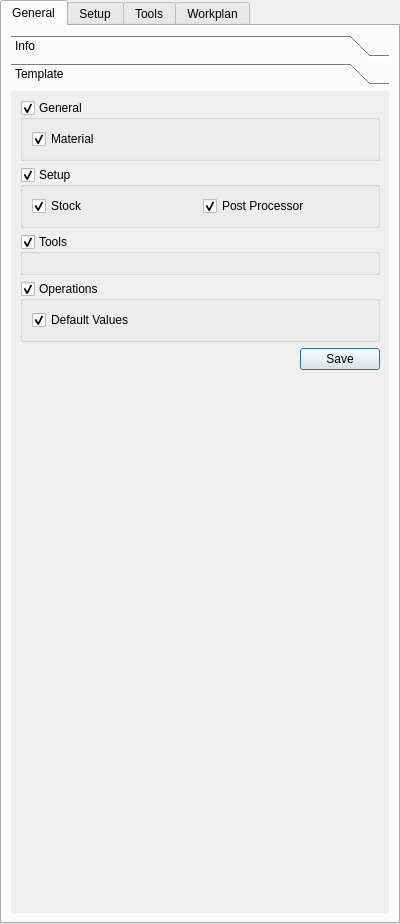
The window that src/Mod/Path/Gui/Resources/panels/PathEdit.ui (berndhahnebach/All_FreeCAD) describes before a commit, drawn with Qt 5.
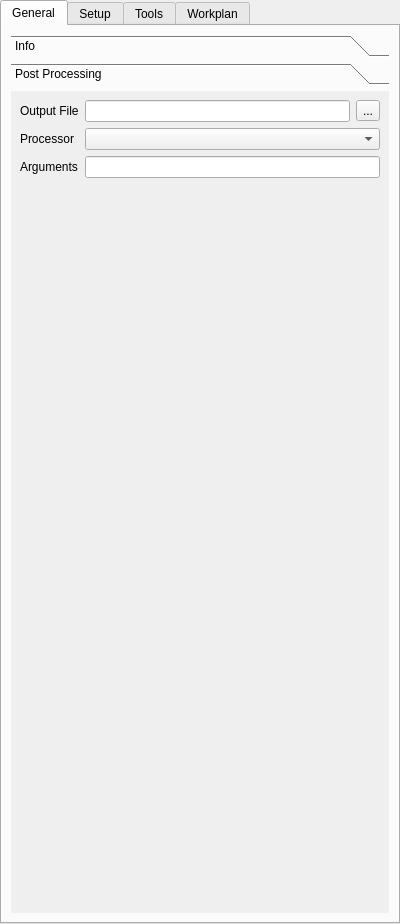
The same window after the commit. The open tabs and pages were chosen to show the change. Icons and pictures are not drawn. Custom widgets are drawn as their Qt base class.

Commit message: Added moving an operation up/down the list buttons.

The edit to the form file:
```diff
--- a/src/Mod/Path/Gui/Resources/panels/PathEdit.ui
+++ b/src/Mod/Path/Gui/Resources/panels/PathEdit.ui
@@ -81,122 +81,65 @@
         </item>
        </layout>
       </widget>
-      <widget class="QWidget" name="page_2">
-       <property name="geometry">
-        <rect>
-         <x>0</x>
-         <y>0</y>
-         <width>294</width>
-         <height>309</height>
-        </rect>
-       </property>
+      <widget class="QWidget" name="pagePostProcessor">
        <attribute name="label">
-        <string>Template</string>
+        <string>Post Processing</string>
        </attribute>
-       <layout class="QVBoxLayout" name="verticalLayout_2">
-        <item>
-         <widget class="QGroupBox" name="templateGeneral">
-          <property name="title">
-           <string>General</string>
+       <layout class="QGridLayout" name="gridLayout_16">
+        <item row="0" column="0">
+         <widget class="QLabel" name="label_9">
+          <property name="text">
+           <string>Output File</string>
           </property>
-          <property name="checkable">
-           <bool>true</bool>
+         </widget>
+        </item>
+        <item row="0" column="1">
+         <widget class="QLineEdit" name="postProcessorOutputFile">
+          <property name="toolTip">
+           <string>&lt;html&gt;&lt;head/&gt;&lt;body&gt;&lt;p&gt;Enter a path and optionally file name (see below) to be used as the default for the post processor export.&lt;/p&gt;&lt;p&gt;The following substitutions are performed before the name is resolved at the time of the post processing:&lt;/p&gt;&lt;p&gt;%D ... directory of the active document&lt;br/&gt;%d ... name of the active document (with extension)&lt;br/&gt;%M ... user macro directory&lt;br/&gt;%j ... name of the active Job object&lt;/p&gt;&lt;p&gt;The following example store all files with the same name as the document the directory /home/freecad (please remove quotes):&lt;/p&gt;&lt;p&gt;&amp;quot;/home/cnc/%d.g-code&amp;quot;&lt;/p&gt;&lt;p&gt;See the file save policy below on how to deal with name conflicts.&lt;/p&gt;&lt;/body&gt;&lt;/html&gt;</string>
           </property>
-          <layout class="QGridLayout" name="gridLayout_7">
-           <item row="0" column="1">
-            <widget class="QCheckBox" name="templateMaterial">
-             <property name="text">
-              <string>Material</string>
-             </property>
-             <property name="checked">
-              <bool>true</bool>
-             </property>
-            </widget>
-           </item>
-          </layout>
          </widget>
         </item>
-        <item>
-         <widget class="QGroupBox" name="templateSetup">
-          <property name="title">
-           <string>Setup</string>
+        <item row="0" column="2">
+         <widget class="QToolButton" name="postProcessorSetOutputFile">
+          <property name="text">
+           <string>...</string>
           </property>
-          <property name="checkable">
-           <bool>true</bool>
-          </property>
-          <layout class="QGridLayout" name="gridLayout_3">
-           <item row="0" column="0">
-            <widget class="QCheckBox" name="templateStock">
-             <property name="text">
-              <string>Stock</string>
-             </property>
-             <property name="checked">
-              <bool>true</bool>
-             </property>
-            </widget>
-           </item>
-           <item row="0" column="1">
-            <widget class="QCheckBox" name="templatePostProcessor">
-             <property name="text">
-              <string>Post Processor</string>
-             </property>
-             <property name="checked">
-              <bool>true</bool>
-             </property>
-            </widget>
-           </item>
-          </layout>
          </widget>
         </item>
-        <item>
-         <widget class="QGroupBox" name="templateTools">
-          <property name="title">
-           <string>Tools</string>
+        <item row="1" column="0">
+         <widget class="QLabel" name="label_10">
+          <property name="text">
+           <string>Processor</string>
           </property>
-          <property name="checkable">
-           <bool>true</bool>
-          </property>
-          <layout class="QVBoxLayout" name="verticalLayout_3"/>
          </widget>
         </item>
-        <item>
-         <widget class="QGroupBox" name="templateOperations">
-          <property name="title">
-           <string>Operations</string>
+        <item row="1" column="1" colspan="2">
+         <widget class="QComboBox" name="postProcessor"/>
+        </item>
+        <item row="2" column="0">
+         <widget class="QLabel" name="label_11">
+          <property name="text">
+           <string>Arguments</string>
           </property>
-          <property name="checkable">
-           <bool>true</bool>
-          </property>
-          <layout class="QVBoxLayout" name="verticalLayout_4">
-           <item>
-            <widget class="QCheckBox" name="templateDefaultValues">
-             <property name="text">
-              <string>Default Values</string>
-             </property>
-             <property name="checked">
-              <bool>true</bool>
-             </property>
-            </widget>
-           </item>
-          </layout>
          </widget>
         </item>
-        <item>
-         <widget class="QDialogButtonBox" name="buttonBox">
-          <property name="standardButtons">
-           <set>QDialogButtonBox::Save</set>
+        <item row="2" column="1" colspan="2">
+         <widget class="QLineEdit" name="postProcessorArguments">
+          <property name="toolTip">
+           <string>&lt;html&gt;&lt;head/&gt;&lt;body&gt;&lt;p&gt;Optional arguments passed to the Post Processor. The arguments are specific for each Post Processor, please see it's documentation for details.&lt;/p&gt;&lt;/body&gt;&lt;/html&gt;</string>
           </property>
          </widget>
         </item>
-        <item>
-         <spacer name="verticalSpacer_4">
+        <item row="3" column="0">
+         <spacer name="verticalSpacer">
           <property name="orientation">
            <enum>Qt::Vertical</enum>
           </property>
           <property name="sizeHint" stdset="0">
            <size>
             <width>20</width>
-            <height>40</height>
+            <height>655</height>
            </size>
           </property>
          </spacer>
@@ -490,129 +433,6 @@
         </item>
        </layout>
       </widget>
-      <widget class="QWidget" name="page_6">
-       <property name="geometry">
-        <rect>
-         <x>0</x>
-         <y>0</y>
-         <width>233</width>
-         <height>135</height>
-        </rect>
-       </property>
-       <attribute name="label">
-        <string>Post Processor</string>
-       </attribute>
-       <layout class="QGridLayout" name="gridLayout">
-        <item row="1" column="1" colspan="2">
-         <widget class="QComboBox" name="postProcessor"/>
-        </item>
-        <item row="1" column="0">
-         <widget class="QLabel" name="label_10">
-          <property name="text">
-           <string>Processor</string>
-          </property>
-         </widget>
-        </item>
-        <item row="0" column="0">
-         <widget class="QLabel" name="label_9">
-          <property name="text">
-           <string>Output File</string>
-          </property>
-         </widget>
-        </item>
-        <item row="0" column="1">
-         <widget class="QLineEdit" name="postProcessorOutputFile">
-          <property name="toolTip">
-           <string>&lt;html&gt;&lt;head/&gt;&lt;body&gt;&lt;p&gt;Enter a path and optionally file name (see below) to be used as the default for the post processor export.&lt;/p&gt;&lt;p&gt;The following substitutions are performed before the name is resolved at the time of the post processing:&lt;/p&gt;&lt;p&gt;%D ... directory of the active document&lt;br/&gt;%d ... name of the active document (with extension)&lt;br/&gt;%M ... user macro directory&lt;br/&gt;%j ... name of the active Job object&lt;/p&gt;&lt;p&gt;The following example store all files with the same name as the document the directory /home/freecad (please remove quotes):&lt;/p&gt;&lt;p&gt;&amp;quot;/home/cnc/%d.g-code&amp;quot;&lt;/p&gt;&lt;p&gt;See the file save policy below on how to deal with name conflicts.&lt;/p&gt;&lt;/body&gt;&lt;/html&gt;</string>
-          </property>
-         </widget>
-        </item>
-        <item row="2" column="1" colspan="2">
-         <widget class="QLineEdit" name="postProcessorArguments">
-          <property name="toolTip">
-           <string>&lt;html&gt;&lt;head/&gt;&lt;body&gt;&lt;p&gt;Optional arguments passed to the Post Processor. The arguments are specific for each Post Processor, please see it's documentation for details.&lt;/p&gt;&lt;/body&gt;&lt;/html&gt;</string>
-          </property>
-         </widget>
-        </item>
-        <item row="2" column="0">
-         <widget class="QLabel" name="label_11">
-          <property name="text">
-           <string>Arguments</string>
-          </property>
-         </widget>
-        </item>
-        <item row="3" column="0">
-         <spacer name="verticalSpacer">
-          <property name="orientation">
-           <enum>Qt::Vertical</enum>
-          </property>
-          <property name="sizeHint" stdset="0">
-           <size>
-            <width>20</width>
-            <height>40</height>
-           </size>
-          </property>
-         </spacer>
-        </item>
-        <item row="0" column="2">
-         <widget class="QToolButton" name="postProcessorSetOutputFile">
-          <property name="text">
-           <string>...</string>
-          </property>
-         </widget>
-        </item>
-       </layout>
-      </widget>
-      <widget class="QWidget" name="page_4">
-       <property name="geometry">
-        <rect>
-         <x>0</x>
-         <y>0</y>
-         <width>142</width>
-         <height>41</height>
-        </rect>
-       </property>
-       <attribute name="label">
-        <string>Fixtures</string>
-       </attribute>
-       <layout class="QVBoxLayout" name="verticalLayout_12">
-        <item alignment="Qt::AlignHCenter|Qt::AlignVCenter">
-         <widget class="QLabel" name="label_12">
-          <property name="enabled">
-           <bool>false</bool>
-          </property>
-          <property name="text">
-           <string>Coming Soon</string>
-          </property>
-         </widget>
-        </item>
-       </layout>
-      </widget>
-      <widget class="QWidget" name="page_5">
-       <property name="geometry">
-        <rect>
-         <x>0</x>
-         <y>0</y>
-         <width>142</width>
-         <height>41</height>
-        </rect>
-       </property>
-       <attribute name="label">
-        <string>Vise</string>
-       </attribute>
-       <layout class="QVBoxLayout" name="verticalLayout_13">
-        <item alignment="Qt::AlignHCenter|Qt::AlignVCenter">
-         <widget class="QLabel" name="label_13">
-          <property name="enabled">
-           <bool>false</bool>
-          </property>
-          <property name="text">
-           <string>Coming Soon</string>
-          </property>
-         </widget>
-        </item>
-       </layout>
-      </widget>
      </widget>
     </item>
    </layout>
@@ -773,6 +593,61 @@
              </property>
             </widget>
            </item>
+           <item>
+            <widget class="QWidget" name="operationMove" native="true">
+             <layout class="QVBoxLayout" name="verticalLayout_2">
+              <property name="margin">
+               <number>0</number>
+              </property>
+              <item>
+               <spacer name="verticalSpacer_6">
+                <property name="orientation">
+                 <enum>Qt::Vertical</enum>
+                </property>
+                <property name="sizeHint" stdset="0">
+                 <size>
+                  <width>20</width>
+                  <height>40</height>
+                 </size>
+                </property>
+               </spacer>
+              </item>
+              <item>
+               <widget class="QToolButton" name="operationUp">
+                <property name="text">
+                 <string>...</string>
+                </property>
+                <property name="icon">
+                 <iconset theme="go-up"/>
+                </property>
+               </widget>
+              </item>
+              <item>
+               <widget class="QToolButton" name="operationDown">
+                <property name="text">
+                 <string>...</string>
+                </property>
+                <property name="icon">
+                 <iconset theme="go-down"/>
+                </property>
+               </widget>
+              </item>
+              <item>
+               <spacer name="verticalSpacer_7">
+                <property name="orientation">
+                 <enum>Qt::Vertical</enum>
+                </property>
+                <property name="sizeHint" stdset="0">
+                 <size>
+                  <width>20</width>
+                  <height>40</height>
+                 </size>
+                </property>
+               </spacer>
+              </item>
+             </layout>
+            </widget>
+           </item>
           </layout>
          </widget>
         </item>
```
Left out of the diff: 67 changed lines with no effect on the pictures. The commit also changes 1 other file.
